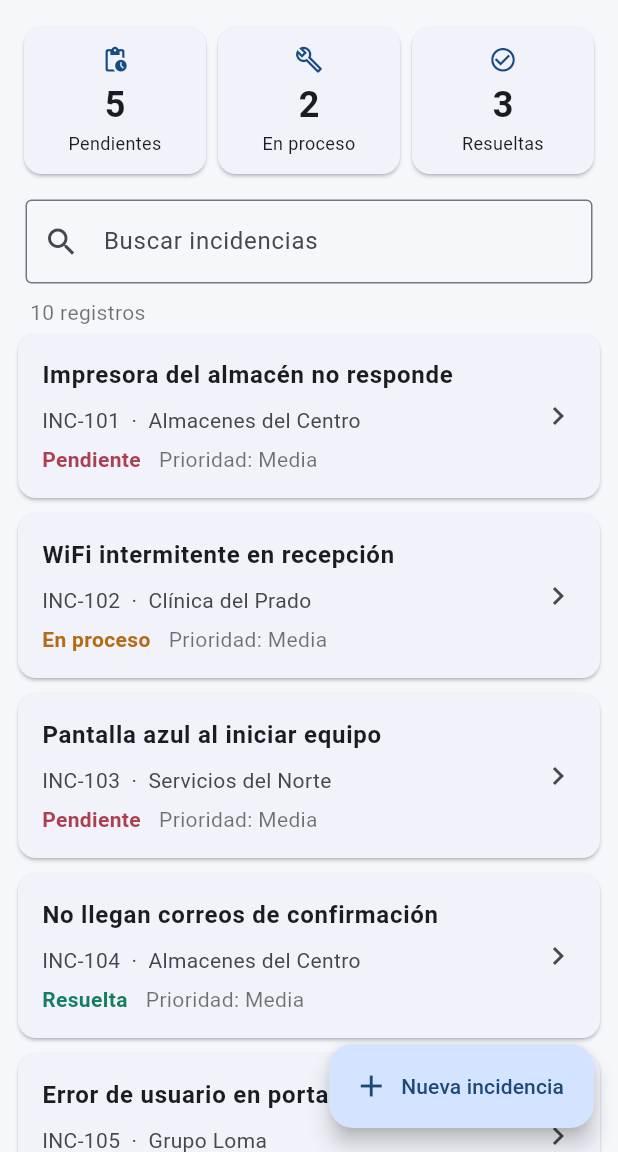
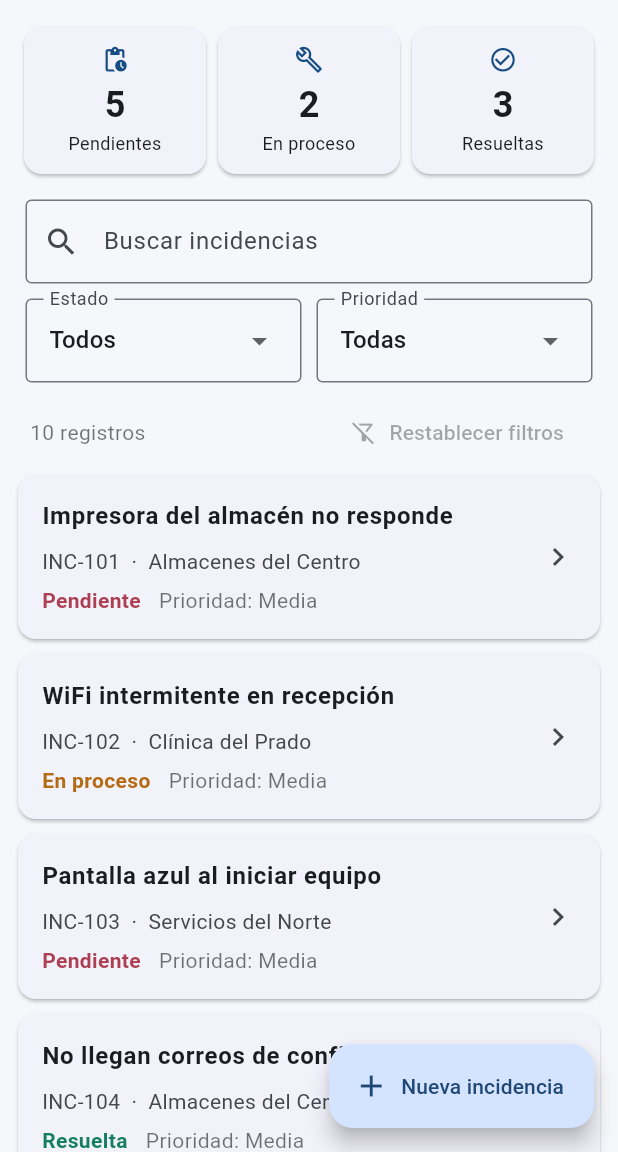
Before and after one commit to yaeldealbadev/nexasoft_incidencias, a Flutter app: the screen it shows after launch, on a phone screen of 412 x 824 dp, the part 84-1236 px from its top. Run offline on Flutter 3.47's test engine with Material 3 defaults, Android fonts, the phone set to English and light mode, and no system bars; our stand-ins replace shared_preferences.

Commit message:
feat(filtros): filtros combinables por estado y prioridad en la pantalla principal
- Gestor: filtrar(texto, estado, prioridad) aplica juntas todas las
  condiciones activas sobre la búsqueda existente.
- UI: selectores de Estado (Todos/Pendiente/En proceso/Resuelta) y
  Prioridad (Todas/Baja/Media/Alta), botón visible Restablecer filtros
  que limpia texto y ambos filtros, y mensaje claro con cero resultados.
- Fix: la fila estado/prioridad de la lista se desbordaba en pantallas
  angostas; se cambia Row por Wrap.
- Pruebas de lógica y de pantalla en test/filtros_test.dart.

Co-Authored-By: Claude Sonnet 5.5 <noreply@anthropic.com>

```diff
--- a/lib/services/gestor_incidencias.dart
+++ b/lib/services/gestor_incidencias.dart
@@ -1,5 +1,9 @@
 import '../data/almacen_local.dart';
 import '../model/incidencia.dart';
+
+const filtroTodosEstados = 'Todos';
+const filtroTodasPrioridades = 'Todas';
+const estadosValidos = ['Pendiente', 'En proceso', 'Resuelta'];
 
 class GestorIncidencias {
   final AlmacenLocal datos = AlmacenLocal();
@@ -16,6 +20,19 @@ class GestorIncidencias {
         .where((x) =>
             x.titulo.toLowerCase().contains(termino) ||
             x.descripcion.toLowerCase().contains(termino))
+        .toList();
+  }
+
+  /// Aplica juntas todas las condiciones activas: texto, estado y prioridad.
+  List<Incidencia> filtrar({
+    String texto = '',
+    String estado = filtroTodosEstados,
+    String prioridad = filtroTodasPrioridades,
+  }) {
+    return buscar(texto)
+        .where((x) =>
+            (estado == filtroTodosEstados || x.estado == estado) &&
+            (prioridad == filtroTodasPrioridades || x.prioridad == prioridad))
         .toList();
   }
 
--- a/lib/ui/pantalla_principal.dart
+++ b/lib/ui/pantalla_principal.dart
@@ -16,6 +16,52 @@ class _PantallaPrincipalState extends State<PantallaPrincipal> {
   bool cargando = true;
   String? error;
   String busqueda = '';
+  String filtroEstado = filtroTodosEstados;
+  String filtroPrioridad = filtroTodasPrioridades;
+  final controlBusqueda = TextEditingController();
+
+  bool get hayFiltros =>
+      busqueda.isNotEmpty ||
+      filtroEstado != filtroTodosEstados ||
+      filtroPrioridad != filtroTodasPrioridades;
+
+  void restablecerFiltros() {
+    controlBusqueda.clear();
+    setState(() {
+      busqueda = '';
+      filtroEstado = filtroTodosEstados;
+      filtroPrioridad = filtroTodasPrioridades;
+    });
+  }
+
+  @override
+  void dispose() {
+    controlBusqueda.dispose();
+    super.dispose();
+  }
+
+  Widget selectorFiltro(String etiqueta, String valor, List<String> opciones,
+      ValueChanged<String> alCambiar) {
+    return Expanded(
+      child: InputDecorator(
+        decoration: InputDecoration(
+          labelText: etiqueta,
+          border: const OutlineInputBorder(),
+          contentPadding: const EdgeInsets.symmetric(horizontal: 12, vertical: 4),
+        ),
+        child: DropdownButtonHideUnderline(
+          child: DropdownButton<String>(
+            value: valor,
+            isExpanded: true,
+            items: opciones
+                .map((o) => DropdownMenuItem(value: o, child: Text(o)))
+                .toList(),
+            onChanged: (v) => alCambiar(v ?? valor),
+          ),
+        ),
+      ),
+    );
+  }
 
   @override
   void initState() {
@@ -84,7 +130,11 @@ class _PantallaPrincipalState extends State<PantallaPrincipal> {
 
   @override
   Widget build(BuildContext context) {
-    final items = g.buscar(busqueda);
+    final items = g.filtrar(
+      texto: busqueda,
+      estado: filtroEstado,
+      prioridad: filtroPrioridad,
+    );
     return Scaffold(
       appBar: AppBar(
         title: const Text('NexaSoft | Incidencias'),
@@ -151,6 +201,7 @@ class _PantallaPrincipalState extends State<PantallaPrincipal> {
                         Padding(
                           padding: const EdgeInsets.symmetric(horizontal: 17, vertical: 5),
                           child: TextField(
+                            controller: controlBusqueda,
                             decoration: const InputDecoration(
                               labelText: 'Buscar incidencias',
                               hintText: 'Ejemplo: WiFi, correo, pantalla',
@@ -161,15 +212,41 @@ class _PantallaPrincipalState extends State<PantallaPrincipal> {
                           ),
                         ),
                         Padding(
+                          padding: const EdgeInsets.symmetric(horizontal: 17, vertical: 5),
+                          child: Row(children: [
+                            selectorFiltro('Estado', filtroEstado,
+                                [filtroTodosEstados, ...estadosValidos],
+                                (v) => setState(() => filtroEstado = v)),
+                            const SizedBox(width: 10),
+                            selectorFiltro('Prioridad', filtroPrioridad,
+                                [filtroTodasPrioridades, ...prioridadesValidas],
+                                (v) => setState(() => filtroPrioridad = v)),
+                          ]),
+                        ),
+                        Padding(
                           padding: const EdgeInsets.symmetric(horizontal: 20, vertical: 4),
-                          child: Align(
-                            alignment: Alignment.centerLeft,
-                            child: Text('${items.length} registros', style: const TextStyle(color: Colors.black54)),
-                          ),
+                          child: Row(children: [
+                            Expanded(
+                              child: Text('${items.length} registros', style: const TextStyle(color: Colors.black54)),
+                            ),
+                            TextButton.icon(
+                              onPressed: hayFiltros ? restablecerFiltros : null,
+                              icon: const Icon(Icons.filter_alt_off_outlined),
+                              label: const Text('Restablecer filtros'),
+                            ),
+                          ]),
                         ),
                         Expanded(
                           child: items.isEmpty
-                              ? const Center(child: Text('No se encontraron incidencias'))
+                              ? Center(
+                                  child: Column(mainAxisSize: MainAxisSize.min, children: [
+                                    const Text('No hay incidencias que coincidan con la búsqueda y los filtros.',
+                                        textAlign: TextAlign.center),
+                                    const SizedBox(height: 8),
+                                    if (hayFiltros)
+                                      TextButton(onPressed: restablecerFiltros, child: const Text('Restablecer filtros')),
+                                  ]),
+                                )
                               : ListView.builder(
                                   padding: const EdgeInsets.only(left: 12, right: 12, bottom: 100),
                                   itemCount: items.length,
@@ -187,11 +264,10 @@ class _PantallaPrincipalState extends State<PantallaPrincipal> {
                                             children: [
                                               Text('${item.id}  ·  ${item.cliente}'),
                                               const SizedBox(height: 6),
-                                              Row(children: [
+                                              Wrap(spacing: 12, children: [
                                                 Text(item.estado, style: TextStyle(
                                                   color: colorEstado(item.estado), fontWeight: FontWeight.bold,
                                                 )),
-                                                const SizedBox(width: 12),
                                                 Text('Prioridad: ${item.prioridad}',
                                                     style: const TextStyle(color: Colors.black54)),
                                               ]),
```
Also changed, not shown: 1 other file.
